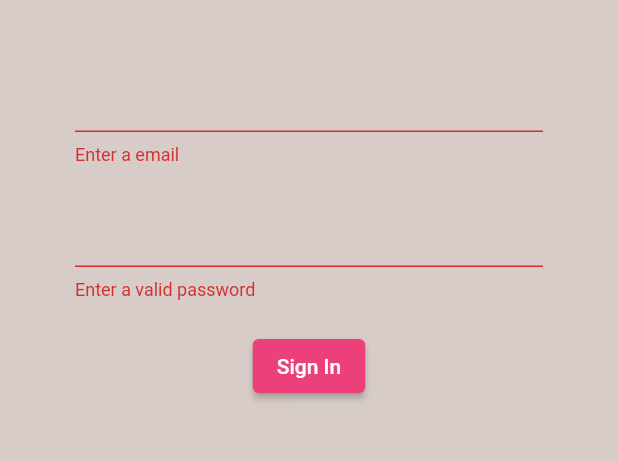
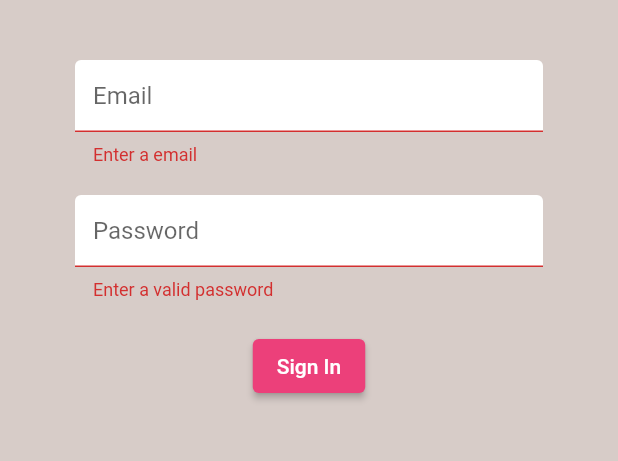
Before and after one commit to gavutham/Brew-Coffee, a Flutter app: the screen it shows after launch, after a tap on "Sign In", on a phone screen of 412 x 824 dp, the part 84-545 px from its top. Run offline on Flutter 3.47's test engine with Material 2 defaults, Android fonts, the phone set to English and light mode, and no system bars; our stand-ins replace firebase_auth, firebase_core; accounts and stored records are empty.

Commit message:
add decoration for text fields in auth forms

```diff
--- a/lib/screens/authenticate/authScreen.dart
+++ b/lib/screens/authenticate/authScreen.dart
@@ -1,4 +1,5 @@
 import 'package:brew_coffee/services/auth.dart';
+import 'package:brew_coffee/shared/constants.dart';
 import 'package:firebase_auth/firebase_auth.dart';
 import 'package:flutter/material.dart';
 
@@ -55,6 +56,7 @@ class _AuthScreenState extends State<AuthScreen> {
             children: [
               const SizedBox(height: 20.0,),
               TextFormField(
+                decoration: textInputDecoration.copyWith(hintText: "Email"),
                 onChanged: (val) {
                   setState(() {
                     email = val;
@@ -64,6 +66,7 @@ class _AuthScreenState extends State<AuthScreen> {
               ),
               const SizedBox(height: 20.0,),
               TextFormField(
+                decoration: textInputDecoration.copyWith(hintText: "Password"),
                 onChanged: (val) {
                   setState(() {
                     password = val;
--- /dev/null
+++ b/lib/shared/constants.dart
@@ -0,0 +1,18 @@
+import 'package:flutter/material.dart';
+
+const  textInputDecoration = InputDecoration(
+  fillColor: Colors.white,
+  filled: true,
+  enabledBorder: OutlineInputBorder(
+    borderSide: BorderSide(
+      color: Colors.black12,
+      width: 2.0
+      )
+    ),
+    focusedBorder: OutlineInputBorder(
+      borderSide: BorderSide(
+      color: Colors.pink,
+      width: 2.0
+    )
+  ),
+);
```
